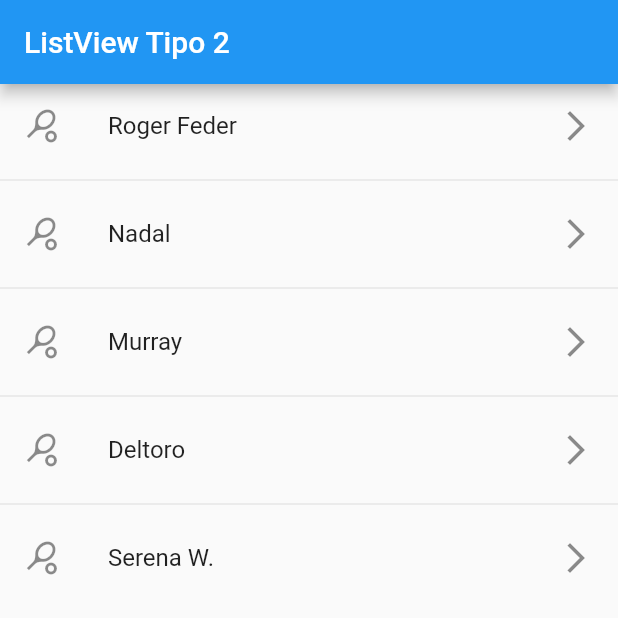
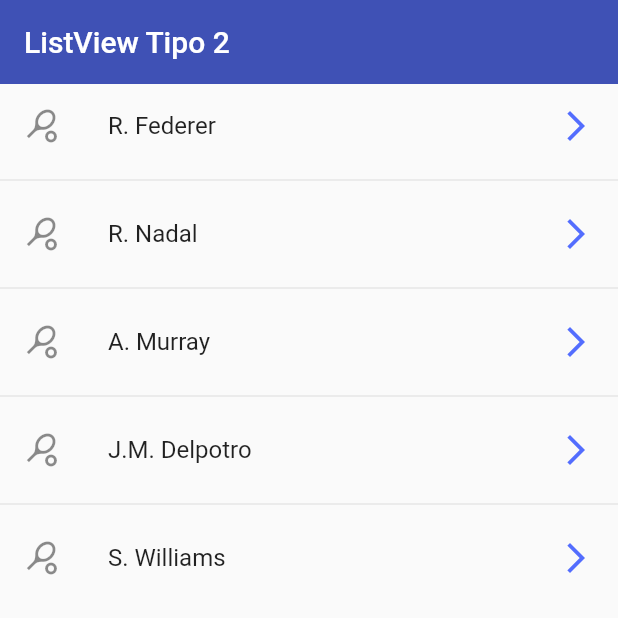
Before and after one commit to crisman9211/flutter-cr_components, a Flutter app: the screen it shows after launch, on a phone screen of 412 x 824 dp, the top half of it. Run offline on Flutter 3.47's test engine with Material 2 defaults, Android fonts, the phone set to English and light mode, and no system bars.

```diff
--- a/lib/screens/listview2.screen.dart
+++ b/lib/screens/listview2.screen.dart
@@ -4,17 +4,19 @@ class Listview2Screen extends StatelessWidget {
   const Listview2Screen({Key? key}) : super(key: key);
 
   final options = const [
-    'Roger Feder',
-    'Nadal',
-    'Murray',
-    'Deltoro',
-    'Serena W.'
+    'R. Federer',
+    'R. Nadal',
+    'A. Murray',
+    'J.M. Delpotro',
+    'S. Williams'
   ];
 
   @override
   Widget build(BuildContext context) {
     return Scaffold(
         appBar: AppBar(
+          elevation: 0,
+          backgroundColor: Colors.indigo.shade500,
           title: const Text('ListView Tipo 2'),
         ),
         body: ListView.separated(
@@ -22,7 +24,14 @@ class Listview2Screen extends StatelessWidget {
             itemBuilder: (context, index) => ListTile(
                   leading: const Icon(Icons.sports_tennis),
                   title: Text(options[index]),
-                  trailing: const Icon(Icons.arrow_forward_ios),
+                  trailing: const Icon(
+                    Icons.arrow_forward_ios,
+                    color: Colors.indigoAccent,
+                  ),
+                  onTap: () {
+                    final game = options[index];
+                    print(game);
+                  },
                 ),
             separatorBuilder: (_, __) => const Divider()));
   }
```
